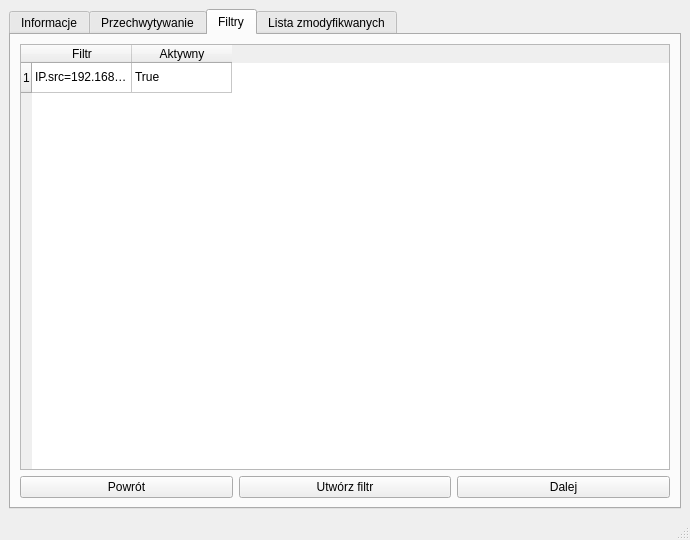
Above: evilpostman/gui/mainwindow.ui from jaroslaw-wieczorek/Modifing_Packets_On-The-Fly_In_SCAPY before the change. Below: the same form after it.
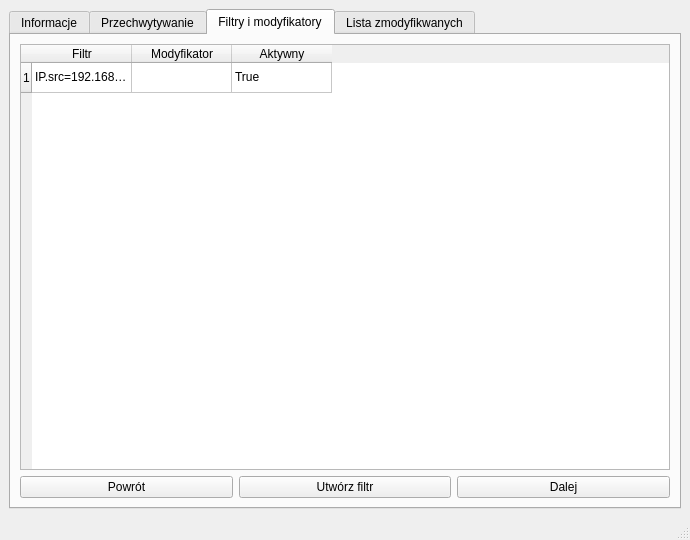
That is the form after the change.

Commit message: Create dynamic interface with protocol data

What changed in the file:
```diff
--- a/evilpostman/gui/mainwindow.ui
+++ b/evilpostman/gui/mainwindow.ui
@@ -148,7 +148,7 @@
       </widget>
       <widget class="QWidget" name="filters_tab">
        <attribute name="title">
-        <string>Filtry</string>
+        <string>Filtry i modyfikatory</string>
        </attribute>
        <layout class="QGridLayout" name="gridLayout_5">
         <item row="4" column="2">
@@ -184,6 +184,11 @@
             <string>Filtr</string>
            </property>
           </column>
+          <column>
+           <property name="text">
+            <string>Modyfikator</string>
+           </property>
+          </column>
           <column>
            <property name="text">
             <string>Aktywny</string>
@@ -194,7 +199,7 @@
             <string>IP.src=192.168.1.100</string>
            </property>
           </item>
-          <item row="0" column="1">
+          <item row="0" column="2">
            <property name="text">
             <string>True</string>
            </property>
```
Left out of the diff: 14 changed lines with no effect on the pictures. The commit also changes 6 other files.
